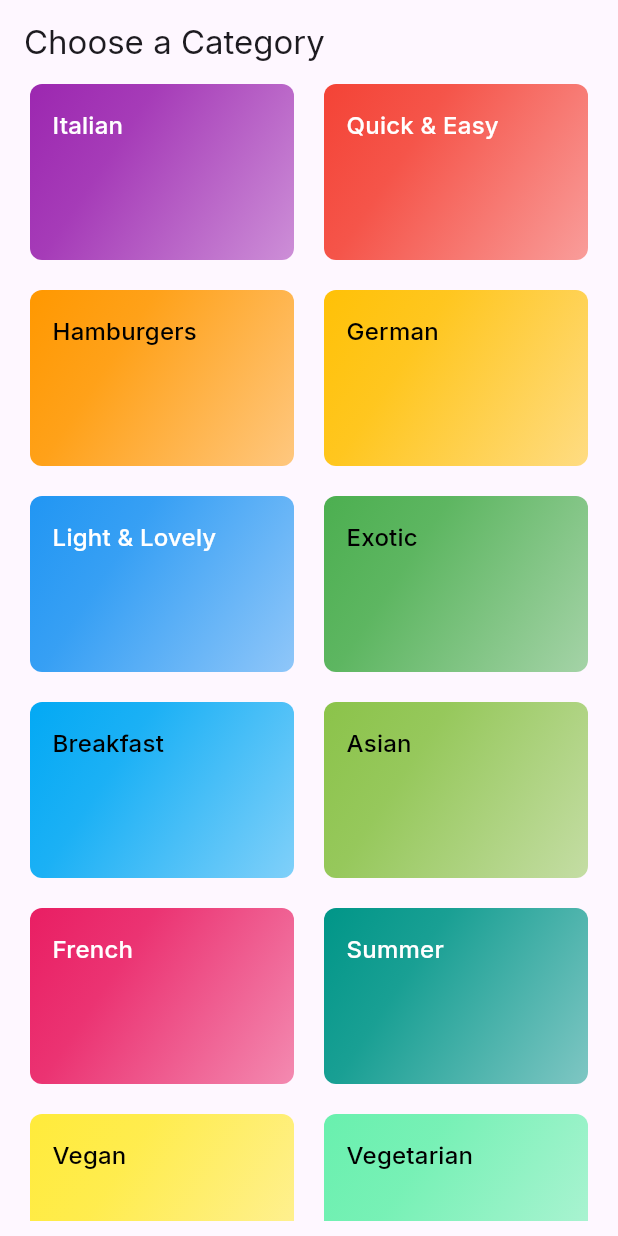
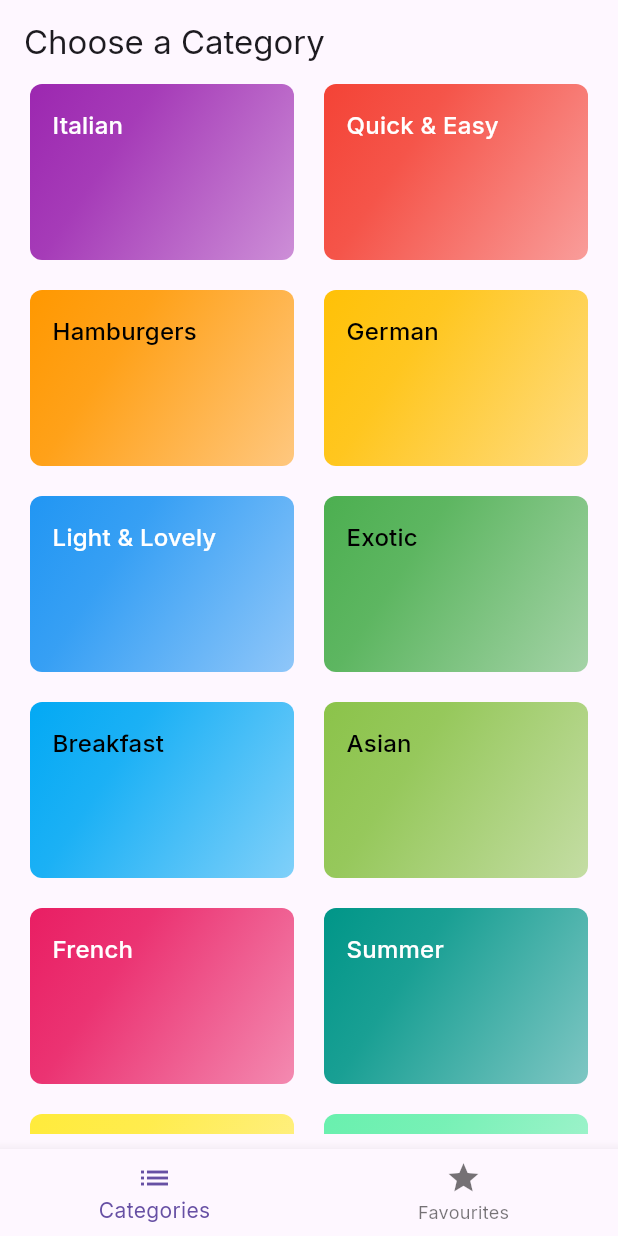
Before and after one commit to InfantAjayVenus/meals_app, a Flutter app: the screen it shows after launch, on a phone screen of 412 x 824 dp. Run offline on Flutter 3.47's test engine with Material 2 defaults, Android fonts, the phone set to English and light mode, and no system bars; our stand-ins replace google_fonts, transparent_image.

Commit message:
[app] feat: add tab navigation to main screens

```diff
--- a/lib/main.dart
+++ b/lib/main.dart
@@ -1,6 +1,6 @@
 import 'package:flutter/material.dart';
 import 'package:google_fonts/google_fonts.dart';
-import 'package:meals_app/screens/categories.dart';
+import 'package:meals_app/screens/App.dart';
 
 void main() {
   runApp(const MyApp());
@@ -17,7 +17,7 @@ class MyApp extends StatelessWidget {
         useMaterial3: true,
         textTheme: GoogleFonts.interTextTheme(),
       ),
-      home: const CategoriesScreen(),
+      home: const AppScreen(),
     );
   }
 }
--- /dev/null
+++ b/lib/screens/App.dart
@@ -0,0 +1,37 @@
+import 'package:flutter/material.dart';
+import 'package:meals_app/screens/categories.dart';
+import 'package:meals_app/screens/meals.dart';
+
+class AppScreen extends StatefulWidget {
+  const AppScreen({super.key});
+  @override
+  State<StatefulWidget> createState() {
+    return _AppScreenState();
+  }
+}
+
+class _AppScreenState extends State<AppScreen> {
+  int _activePageIndex = 0;
+  @override
+  Widget build(BuildContext context) {
+    Widget content = const CategoriesScreen();
+    if (_activePageIndex == 1) {
+      content = const MealsScreen([], 'Favourites');
+    }
+    return Scaffold(
+      body: content,
+      bottomNavigationBar: BottomNavigationBar(
+        onTap: (index) {
+          setState(() {
+            _activePageIndex = index;
+          });
+        },
+        currentIndex: _activePageIndex,
+        items: const [
+          BottomNavigationBarItem(icon: Icon(Icons.list), label: 'Categories'),
+          BottomNavigationBarItem(icon: Icon(Icons.star), label: 'Favourites')
+        ],
+      ),
+    );
+  }
+}
```
